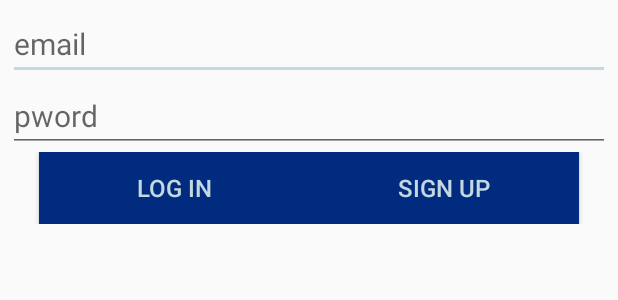
After one commit to ba2364/FinalProject-BenjaminARachelM, an Android app: the layout logintemp.xml on its own in the app's theme, with its tools: preview values and no code run, on a phone screen of 412 x 824 dp. The commit adds this screen. Shown: the top 300 px of the screen. Run offline under Robolectric (Android 15) with nearby library versions, the phone set to English and light mode, and no system bars.

Commit message:
basic working

```diff
--- a/app/src/main/AndroidManifest.xml
+++ b/app/src/main/AndroidManifest.xml
@@ -9,7 +9,7 @@
         android:roundIcon="@mipmap/ic_launcher_round"
         android:supportsRtl="true"
         android:theme="@style/main">
-        <activity android:name=".MakeAssignment">
+        <activity android:name=".MainScreen">
             <intent-filter>
                 <action android:name="android.intent.action.MAIN" />
 
@@ -18,7 +18,7 @@
         </activity>
         <activity android:name=".LogInScreen" />
         <activity android:name=".NewStudent" />
-        <activity android:name=".MainUserScreen"></activity>
+        <activity android:name=".MakeAssignment"/>
     </application>
 
 </manifest>
--- a/app/src/main/java/com/ba2364/finalproject_benjaminarachelm/MainUserScreenHolder.java
+++ b/app/src/main/java/com/ba2364/finalproject_benjaminarachelm/AssignmentHolder.java
@@ -8,7 +8,7 @@ import android.view.View;
 import android.widget.TextView;
 import android.widget.Toast;
 
-public class MainUserScreenHolder extends RecyclerView.ViewHolder {
+public class AssignmentHolder extends RecyclerView.ViewHolder {
 
     private CardView cardView;
     private TextView assignmentNameText;
@@ -17,7 +17,7 @@ public class MainUserScreenHolder extends RecyclerView.ViewHolder {
     private TextView doneText;
     private Context context;
 
-    public MainUserScreenHolder(View itemView) {
+    public AssignmentHolder(View itemView) {
         super(itemView);
         cardView = (CardView) itemView.findViewById(R.id.card_view);
         assignmentNameText = (TextView) itemView.findViewById(R.id.topic_card_name);
--- a/app/src/main/java/com/ba2364/finalproject_benjaminarachelm/LogInScreen.java
+++ b/app/src/main/java/com/ba2364/finalproject_benjaminarachelm/LogInScreen.java
@@ -22,10 +22,10 @@ public class LogInScreen extends AppCompatActivity {
     @Override
     protected void onCreate(Bundle savedInstanceState) {
         super.onCreate(savedInstanceState);
-        setContentView(R.layout.activity_log_in_screen);
+        setContentView(R.layout.logintemp);
 
-        emailBox = (EditText) findViewById(R.id.usernameEnter);
-        passwordBox = (EditText) findViewById(R.id.pwordEnter);
+        emailBox = (EditText) findViewById(R.id.emailPrompt);
+        passwordBox = (EditText) findViewById(R.id.passwordPrompt);
 
         mAuth = FirebaseAuth.getInstance();
     }
--- a/app/src/main/java/com/ba2364/finalproject_benjaminarachelm/MakeAssignment.java
+++ b/app/src/main/java/com/ba2364/finalproject_benjaminarachelm/MakeAssignment.java
@@ -1,7 +1,6 @@
 package com.ba2364.finalproject_benjaminarachelm;
 
 import android.content.Intent;
-import android.net.Uri;
 import android.os.Bundle;
 import android.provider.CalendarContract;
 import android.support.annotation.NonNull;
@@ -121,7 +120,7 @@ public class MakeAssignment extends AppCompatActivity {
                 boolean isDone = doneChecker.isChecked();
                 assignmentRef.child(id).setValue(new Assignment(id, topicName, assignmentName, dueDate, isDone));
 
-                Intent intent = new Intent(this, MainUserScreen.class);
+                Intent intent = new Intent(this, MainScreen.class);
                 Toast.makeText(this, "Assignment added", Toast.LENGTH_SHORT).show();
                 startActivity(intent);
                 return true;
@@ -157,7 +156,7 @@ public class MakeAssignment extends AppCompatActivity {
         boolean isDone = doneChecker.isChecked();
         assignmentRef.child(id).setValue(new Assignment(id, topicName, assignmentName, dueDate, isDone));
 
-        Intent intent = new Intent(this, MainUserScreen.class);
+        Intent intent = new Intent(this, MainScreen.class);
         Toast.makeText(this, "Assignment added", Toast.LENGTH_SHORT).show();
         startActivity(intent);
     }
--- a/app/src/main/res/layout/activity_log_in_screen.xml
+++ b/app/src/main/res/layout/activity_log_in_screen.xml
@@ -31,12 +31,12 @@
         android:id="@+id/enterButton"
         style="@style/ButtonStyle"
         android:layout_marginBottom="5dp"
-        android:onClick="toUserManage"
+        android:onClick="logIn"
         android:text="@string/enter"/>
 
     <Button
         android:id="@+id/newUserButton"
         style="@style/ButtonStyle"
-        android:onClick="toNewAssignment"
+        android:onClick="toNewStudent"
         android:text="@string/makeNew" />
 </LinearLayout>
--- /dev/null
+++ b/app/src/main/res/layout/logintemp.xml
@@ -0,0 +1,40 @@
+<?xml version="1.0" encoding="utf-8"?>
+<LinearLayout xmlns:android="http://schemas.android.com/apk/res/android"
+    xmlns:tools="http://schemas.android.com/tools"
+    android:layout_width="match_parent"
+    android:layout_height="match_parent"
+    android:orientation="vertical"
+    android:padding="5sp">
+
+    <EditText
+        android:id="@+id/emailPrompt"
+        style="@style/EditTextStyle"
+        android:hint="email"
+        android:inputType="textEmailAddress" />
+
+    <EditText
+        android:id="@+id/passwordPrompt"
+        style="@style/EditTextStyle"
+        android:hint="pword"
+        android:inputType="textPassword" />
+
+    <LinearLayout
+        android:layout_width="match_parent"
+        android:layout_height="wrap_content"
+        android:gravity="center"
+        android:orientation="horizontal">
+
+        <Button
+            android:id="@+id/logInButton"
+            style="@style/ButtonStyle"
+            android:onClick="logIn"
+            android:text="log in" />
+
+        <Button
+            android:id="@+id/signUpButton"
+            style="@style/ButtonStyle"
+            android:onClick="signUp"
+            android:text="sign up" />
+    </LinearLayout>
+
+</LinearLayout>
--- a/app/src/main/res/values/strings.xml
+++ b/app/src/main/res/values/strings.xml
@@ -6,7 +6,7 @@
     <string name="done" topic="done">Is it done yet?</string>
     <string name="submit" topic="submit">Add Assignment</string>
     <string name="welcome" topic="welcome">Welcome to Homework Helper!</string>
-    <string name="unprompt" topic="unpromt">Username</string>
+    <string name="unprompt" topic="unpromt">Email</string>
     <string name="pwpromt" topic="pwpromt">Password</string>
     <string name="enter" topic="enter">Log In</string>
     <string name="makeNew" topic="makeNew">New Student?</string>
```
Also changed, not shown: app/build.gradle (+3 -4 lines), app/src/main/java/com/ba2364/finalproject_benjaminarachelm/AssignmentAdapter.java (added, +17 -0 lines), app/src/main/java/com/ba2364/finalproject_benjaminarachelm/MainScreen.java (renamed from app/src/main/java/com/ba2364/finalproject_benjaminarachelm/MainUserScreen.java, +7 -6 lines), app/src/main/java/com/ba2364/finalproject_benjaminarachelm/MainUserScreenAdapter.java (deleted, +0 -17 lines), app/src/main/res/layout/temp.xml (added, +51 -0 lines).
